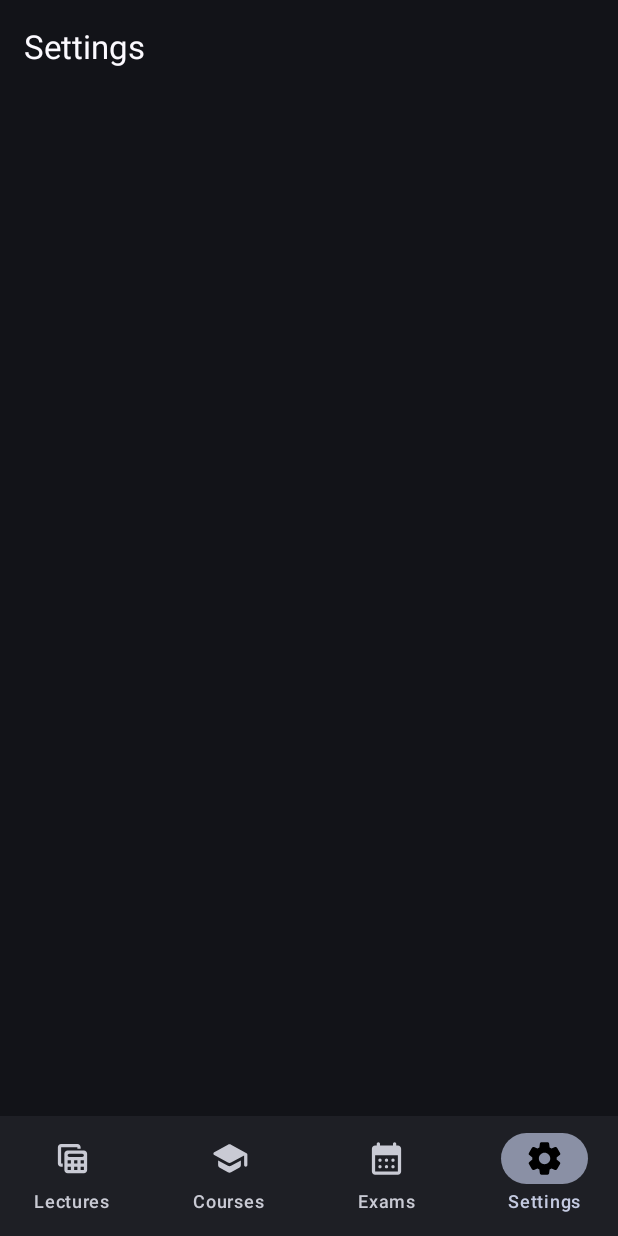
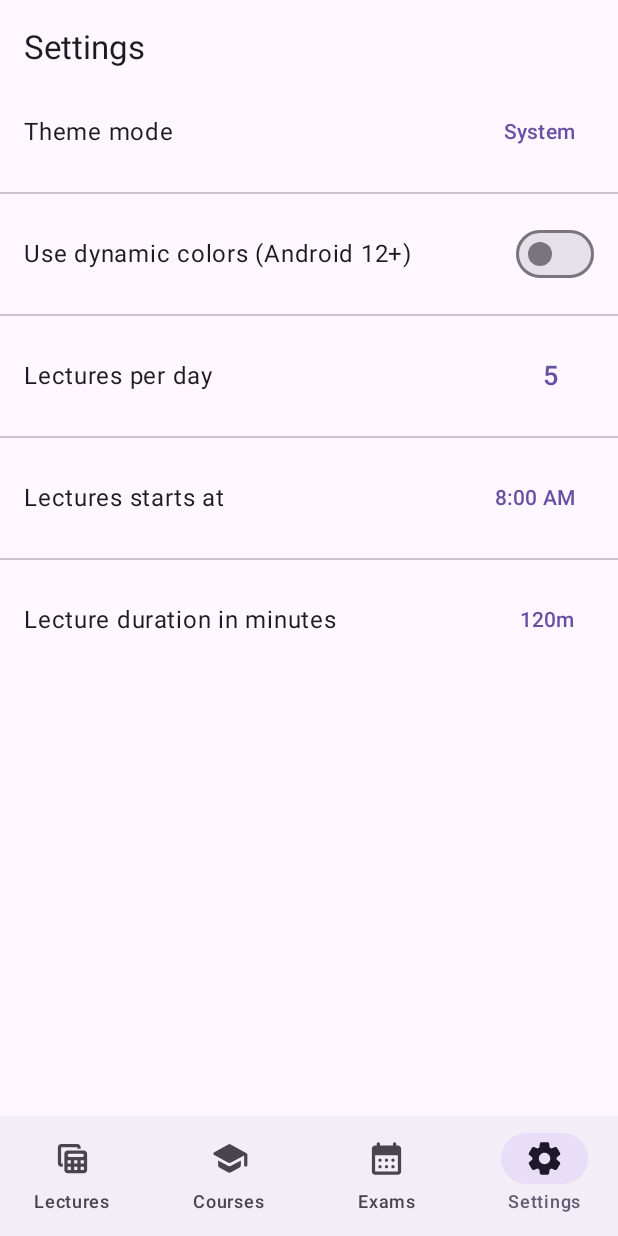
Before and after one commit to barq-al-layl/compose-schedule, an Android app built with Jetpack Compose: the screen it shows after launch (MainActivity), item 4 of the bottom bar chosen, on a phone screen of 412 x 824 dp. Run offline under Robolectric (Android 15) with nearby library versions, the phone set to English and light mode, and no system bars; our stand-ins replace Dagger/Hilt's generated code, Room's generated code.

Commit message:
Some changes.

```diff
--- a/app/build.gradle
+++ b/app/build.gradle
@@ -56,7 +56,7 @@ dependencies {
     implementation 'androidx.activity:activity-compose:1.6.1'
     implementation "androidx.compose.ui:ui:$compose_version"
     implementation "androidx.compose.ui:ui-tooling-preview:$compose_version"
-    implementation 'androidx.compose.material3:material3:1.1.0-alpha06'
+    implementation 'androidx.compose.material3:material3:1.1.0-alpha07'
     implementation 'androidx.core:core-ktx:1.9.0'
     testImplementation 'junit:junit:4.13.2'
     androidTestImplementation 'androidx.test.ext:junit:1.1.5'
@@ -82,5 +82,6 @@ dependencies {
     implementation "androidx.room:room-ktx:$room_version"
     kapt "androidx.room:room-compiler:$room_version"
 
-//    implementation "com.google.accompanist:accompanist-navigation-animation:0.29.1-alpha"
+    // datastore
+    implementation "androidx.datastore:datastore-preferences:1.0.0"
 }
--- /dev/null
+++ b/app/src/main/java/com/ba/schedule/data/database/ScheduleDataStore.kt
@@ -0,0 +1,56 @@
+package com.ba.schedule.data.database
+
+import android.content.Context
+import androidx.datastore.preferences.core.*
+import androidx.datastore.preferences.preferencesDataStore
+import dagger.hilt.android.qualifiers.ApplicationContext
+import kotlinx.coroutines.flow.map
+import javax.inject.Inject
+
+class ScheduleDataStore @Inject constructor(
+    @ApplicationContext private val context: Context,
+) {
+
+    val themeMode = context.dataStore.data.map {
+        it[THEME_MODE]
+    }
+
+    val useDynamicColors = context.dataStore.data.map {
+        it[USE_DYNAMIC_COLORS]
+    }
+
+    val totalLectures = context.dataStore.data.map {
+        it[TOTAL_LECTURES]
+    }
+
+    val startTime = context.dataStore.data.map {
+        it[START_TIME]
+    }
+
+    val lectureDuration = context.dataStore.data.map {
+        it[LECTURE_DURATION]
+    }
+
+    suspend fun setThemeMode(mode: Int) = setValue(THEME_MODE, mode)
+    suspend fun setUseDynamicColors(value: Boolean) = setValue(USE_DYNAMIC_COLORS, value)
+    suspend fun setTotalLectures(total: Int) = setValue(TOTAL_LECTURES, total)
+    suspend fun setStartTime(time: String) = setValue(START_TIME, time)
+    suspend fun setLectureDuration(minutes: Int) = setValue(LECTURE_DURATION, minutes)
+
+    private suspend fun <T> setValue(key: Preferences.Key<T>, value: T) {
+        context.dataStore.edit { preferences ->
+            preferences[key] = value
+        }
+    }
+
+    companion object {
+        private const val DataStoreName = "settings_datastore"
+        private val Context.dataStore by preferencesDataStore(name = DataStoreName)
+
+        private val THEME_MODE = intPreferencesKey("theme_mode")
+        private val USE_DYNAMIC_COLORS = booleanPreferencesKey("dynamic_colors")
+        private val TOTAL_LECTURES = intPreferencesKey("total_lectures")
+        private val LECTURE_DURATION = intPreferencesKey("lecture_duration")
+        private val START_TIME = stringPreferencesKey("start_time")
+    }
+}
--- /dev/null
+++ b/app/src/main/java/com/ba/schedule/data/repository/DefaultSettingsRepository.kt
@@ -0,0 +1,58 @@
+package com.ba.schedule.data.repository
+
+import com.ba.schedule.data.database.ScheduleDataStore
+import com.ba.schedule.domain.model.ThemeMode
+import com.ba.schedule.domain.repository.SettingsRepository
+import kotlinx.coroutines.flow.Flow
+import kotlinx.coroutines.flow.map
+import java.time.LocalTime
+import javax.inject.Inject
+import kotlin.time.Duration
+import kotlin.time.Duration.Companion.minutes
+import kotlin.time.DurationUnit
+
+class DefaultSettingsRepository @Inject constructor(
+    private val dataStore: ScheduleDataStore,
+) : SettingsRepository {
+    override fun getThemeModeStream(): Flow<ThemeMode> {
+        return dataStore.themeMode.map { ThemeMode.values()[it ?: 0] }
+    }
+
+    override suspend fun setThemeMode(mode: ThemeMode) {
+        dataStore.setThemeMode(mode.ordinal)
+    }
+
+    override fun getUseDynamicColorStream(): Flow<Boolean> {
+        return dataStore.useDynamicColors.map { it ?: false }
+    }
+
+    override suspend fun setUseDynamicColor(value: Boolean) {
+        dataStore.setUseDynamicColors(value)
+    }
+
+    override fun getTotalLecturesStream(): Flow<Int> {
+        return dataStore.totalLectures.map { it ?: 5 }
+    }
+
+    override suspend fun setTotalLectures(total: Int) {
+        dataStore.setTotalLectures(total)
+    }
+
+    override fun getLectureDurationStream(): Flow<Duration> {
+        return dataStore.lectureDuration.map { (it ?: 120).minutes }
+    }
+
+    override suspend fun setLectureDuration(duration: Duration) {
+        dataStore.setLectureDuration(duration.toInt(DurationUnit.MINUTES))
+    }
+
+    override fun getStartTimeStream(): Flow<LocalTime> {
+        return dataStore.startTime.map {
+            it?.let { LocalTime.parse(it) } ?: LocalTime.of(8, 0)
+        }
+    }
+
+    override suspend fun setStartTime(localTime: LocalTime) {
+        dataStore.setStartTime(localTime.toString())
+    }
+}
--- a/app/src/main/java/com/ba/schedule/di/ApplicationModule.kt
+++ b/app/src/main/java/com/ba/schedule/di/ApplicationModule.kt
@@ -1,13 +1,9 @@
 package com.ba.schedule.di
 
-import android.content.Context
-import androidx.room.Room
-import com.ba.schedule.data.database.ScheduleDatabase
 import com.ba.schedule.domain.model.SnackbarManager
 import dagger.Module
 import dagger.Provides
 import dagger.hilt.InstallIn
-import dagger.hilt.android.qualifiers.ApplicationContext
 import dagger.hilt.components.SingletonComponent
 import kotlinx.coroutines.Dispatchers
 import javax.inject.Singleton
@@ -21,25 +17,6 @@ object ApplicationModule {
 
     @Provides
     @Singleton
-    fun provideDatabase(@ApplicationContext context: Context): ScheduleDatabase {
-        return Room.databaseBuilder(
-            context,
-            ScheduleDatabase::class.java,
-            ScheduleDatabase.DATABASE_NAME,
-        ).build()
-    }
-
-    @Provides
-    fun provideCoursesDao(db: ScheduleDatabase) = db.coursesDao
-
-    @Provides
-    fun provideLecturesDao(db: ScheduleDatabase) = db.lecturesDao
-
-    @Provides
-    fun provideExamsDao(db: ScheduleDatabase) = db.examsDao
-
-    @Provides
-    @Singleton
     fun provideSnackbarManager() = SnackbarManager
 
 }
--- /dev/null
+++ b/app/src/main/java/com/ba/schedule/di/DatabaseModule.kt
@@ -0,0 +1,36 @@
+package com.ba.schedule.di
+
+import android.content.Context
+import androidx.room.Room
+import com.ba.schedule.data.database.ScheduleDatabase
+import dagger.Module
+import dagger.Provides
+import dagger.hilt.InstallIn
+import dagger.hilt.android.qualifiers.ApplicationContext
+import dagger.hilt.components.SingletonComponent
+import javax.inject.Singleton
+
+@Module
+@InstallIn(SingletonComponent::class)
+object DatabaseModule {
+
+    @Provides
+    @Singleton
+    fun provideDatabase(@ApplicationContext context: Context): ScheduleDatabase {
+        return Room.databaseBuilder(
+            context,
+            ScheduleDatabase::class.java,
+            ScheduleDatabase.DATABASE_NAME,
+        ).build()
+    }
+
+    @Provides
+    fun provideCoursesDao(db: ScheduleDatabase) = db.coursesDao
+
+    @Provides
+    fun provideLecturesDao(db: ScheduleDatabase) = db.lecturesDao
+
+    @Provides
+    fun provideExamsDao(db: ScheduleDatabase) = db.examsDao
+
+}
--- /dev/null
+++ b/app/src/main/java/com/ba/schedule/domain/model/ThemeMode.kt
@@ -0,0 +1,7 @@
+package com.ba.schedule.domain.model
+
+enum class ThemeMode() {
+    System,
+    Dark,
+    Light,
+}
--- /dev/null
+++ b/app/src/main/java/com/ba/schedule/domain/repository/SettingsRepository.kt
@@ -0,0 +1,19 @@
+package com.ba.schedule.domain.repository
+
+import com.ba.schedule.domain.model.ThemeMode
+import kotlinx.coroutines.flow.Flow
+import java.time.LocalTime
+import kotlin.time.Duration
+
+interface SettingsRepository {
+    fun getThemeModeStream(): Flow<ThemeMode>
+    suspend fun setThemeMode(mode: ThemeMode)
+    fun getUseDynamicColorStream(): Flow<Boolean>
+    suspend fun setUseDynamicColor(value: Boolean)
+    fun getTotalLecturesStream(): Flow<Int>
+    suspend fun setTotalLectures(total: Int)
+    fun getLectureDurationStream(): Flow<Duration>
+    suspend fun setLectureDuration(duration: Duration)
+    fun getStartTimeStream(): Flow<LocalTime>
+    suspend fun setStartTime(localTime: LocalTime)
+}
--- a/app/src/main/java/com/ba/schedule/domain/usecase/exams/FormatDateUseCase.kt
+++ b/app/src/main/java/com/ba/schedule/domain/usecase/FormatDateUseCase.kt
@@ -1,6 +1,5 @@
-package com.ba.schedule.domain.usecase.exams
+package com.ba.schedule.domain.usecase
 
-import com.ba.schedule.domain.usecase.UseCase
 import java.time.LocalDate
 import java.time.format.DateTimeFormatter
 import javax.inject.Inject
--- a/app/src/main/java/com/ba/schedule/domain/usecase/exams/FormatTimeUseCase.kt
+++ b/app/src/main/java/com/ba/schedule/domain/usecase/FormatTimeUseCase.kt
@@ -1,6 +1,5 @@
-package com.ba.schedule.domain.usecase.exams
+package com.ba.schedule.domain.usecase
 
-import com.ba.schedule.domain.usecase.UseCase
 import java.time.LocalTime
 import java.time.format.DateTimeFormatter
 import javax.inject.Inject
--- /dev/null
+++ b/app/src/main/java/com/ba/schedule/ui/component/SettingsListItem.kt
@@ -0,0 +1,25 @@
+package com.ba.schedule.ui.component
+
+import androidx.compose.foundation.layout.*
+import androidx.compose.material3.Text
+import androidx.compose.runtime.Composable
+import androidx.compose.ui.Alignment
+import androidx.compose.ui.Modifier
+import androidx.compose.ui.unit.dp
+
+@Composable
+fun SettingsListItem(
+    description: String,
+    item: @Composable RowScope.() -> Unit,
+) {
+    Row(
+        modifier = Modifier
+            .fillMaxWidth()
+            .padding(horizontal = 16.dp),
+        horizontalArrangement = Arrangement.SpaceBetween,
+        verticalAlignment = Alignment.CenterVertically,
+    ) {
+        Text(text = description)
+        item()
+    }
+}
--- a/app/src/main/java/com/ba/schedule/ui/exams/ExamsViewModel.kt
+++ b/app/src/main/java/com/ba/schedule/ui/exams/ExamsViewModel.kt
@@ -3,6 +3,10 @@ package com.ba.schedule.ui.exams
 import androidx.lifecycle.ViewModel
 import androidx.lifecycle.viewModelScope
 import com.ba.schedule.domain.model.ExamType
+import com.ba.schedule.domain.usecase.FormatDateUseCase
+import com.ba.schedule.domain.usecase.FormatDateUseCaseParameter
+import com.ba.schedule.domain.usecase.FormatTimeUseCase
+import com.ba.schedule.domain.usecase.FormatTimeUseCaseParameter
 import com.ba.schedule.domain.usecase.exams.*
 import com.ba.schedule.domain.util.data
 import dagger.hilt.android.lifecycle.HiltViewModel
--- a/app/src/main/java/com/ba/schedule/ui/settings/SettingViewModel.kt
+++ b/app/src/main/java/com/ba/schedule/ui/settings/SettingViewModel.kt
@@ -1,11 +1,65 @@
 package com.ba.schedule.ui.settings
 
+import android.annotation.SuppressLint
+import android.os.Build
 import androidx.lifecycle.ViewModel
+import androidx.lifecycle.viewModelScope
+import com.ba.schedule.domain.model.ThemeMode
+import com.ba.schedule.domain.repository.SettingsRepository
 import dagger.hilt.android.lifecycle.HiltViewModel
+import kotlinx.coroutines.flow.Flow
+import kotlinx.coroutines.flow.SharingStarted
+import kotlinx.coroutines.flow.map
+import kotlinx.coroutines.flow.stateIn
+import kotlinx.coroutines.launch
+import java.time.LocalTime
 import javax.inject.Inject
+import kotlin.time.DurationUnit
 
 @HiltViewModel
 class SettingViewModel @Inject constructor(
+    private val repository: SettingsRepository,
+) : ViewModel() {
+    @SuppressLint("ObsoleteSdkInt")
+    val supportDynamicColor = Build.VERSION.SDK_INT >= Build.VERSION_CODES.S
 
-) : ViewModel() {
+    val themeMode = repository.getThemeModeStream().toStateFlow(ThemeMode.Dark)
+    val useDynamicColors = repository.getUseDynamicColorStream()
+        .map { it && supportDynamicColor }.toStateFlow(false)
+    val totalLectures = repository.getTotalLecturesStream().toStateFlow(5)
+    val startTime = repository.getStartTimeStream().toStateFlow(LocalTime.of(8, 0))
+    val lectureDuration = repository.getLectureDurationStream().map {
+        it.toString(DurationUnit.MINUTES)
+    }.toStateFlow("120")
+
+    fun onThemeModeChanged(mode: ThemeMode) {
+        viewModelScope.launch {
+            repository.setThemeMode(mode)
+        }
+    }
+
+    fun onUseDynamicColorChanged(value: Boolean) {
+        viewModelScope.launch {
+            repository.setUseDynamicColor(value && supportDynamicColor)
+        }
+    }
+
+    fun onStartTimeChanged(hour: Int, minute: Int) {
+        viewModelScope.launch {
+            val localTime = LocalTime.of(hour, minute)
+            repository.setStartTime(localTime)
+        }
+    }
+
+    fun onLecturesPerDayChanged(value: Int) {
+        viewModelScope.launch {
+            repository.setTotalLectures(value)
+        }
+    }
+
+    private fun <T> Flow<T>.toStateFlow(initialValue: T) = stateIn(
+        scope = viewModelScope,
+        started = SharingStarted.WhileSubscribed(5000),
+        initialValue = initialValue,
+    )
 }
--- a/app/src/main/java/com/ba/schedule/ui/settings/SettingsScreen.kt
+++ b/app/src/main/java/com/ba/schedule/ui/settings/SettingsScreen.kt
@@ -1,24 +1,43 @@
 package com.ba.schedule.ui.settings
 
-import androidx.compose.foundation.layout.Arrangement
-import androidx.compose.foundation.layout.Column
-import androidx.compose.foundation.layout.fillMaxSize
-import androidx.compose.foundation.layout.padding
+import androidx.compose.foundation.layout.*
 import androidx.compose.foundation.rememberScrollState
 import androidx.compose.foundation.verticalScroll
-import androidx.compose.material3.ExperimentalMaterial3Api
-import androidx.compose.material3.Scaffold
-import androidx.compose.material3.Text
-import androidx.compose.material3.TopAppBar
-import androidx.compose.runtime.Composable
+import androidx.compose.material3.*
+import androidx.compose.runtime.*
 import androidx.compose.ui.Modifier
 import androidx.compose.ui.res.stringResource
+import androidx.compose.ui.text.font.FontWeight
 import androidx.compose.ui.unit.dp
+import androidx.compose.ui.unit.sp
+import androidx.hilt.navigation.compose.hiltViewModel
 import com.ba.schedule.R
+import com.ba.schedule.domain.model.ThemeMode
+import com.ba.schedule.ui.component.SettingsListItem
+import com.ba.schedule.ui.component.TimePickerDialog
+import java.time.format.DateTimeFormatter
+import java.time.format.FormatStyle
 
 @OptIn(ExperimentalMaterial3Api::class)
 @Composable
-fun SettingsScreen() {
+fun SettingsScreen(viewModel: SettingViewModel = hiltViewModel()) {
+    val themeMode by viewModel.themeMode.collectAsState()
+    val useDynamicColors by viewModel.useDynamicColors.collectAsState()
+    val lecturesPerDay by viewModel.totalLectures.collectAsState()
+    val lectureDuration by viewModel.lectureDuration.collectAsState()
+    val startTime by viewModel.startTime.collectAsState()
+
+    var isMenuExpanded by remember { mutableStateOf(false) }
+    var isTimePickerDialogVisible by remember { mutableStateOf(false) }
+
+    val lecturesPerDayOptions = List(6) { "${it + 1}" }
+    var isLecturesPerDayExpanded by remember { mutableStateOf(false) }
+
+    val timePickerState = rememberTimePickerState(
+        initialHour = startTime.hour,
+        initialMinute = startTime.minute,
+    )
+
     Scaffold(
         topBar = {
             TopAppBar(
@@ -30,11 +49,105 @@ fun SettingsScreen() {
             modifier = Modifier
                 .fillMaxSize()
                 .padding(innerPadding)
-                .verticalScroll(rememberScrollState())
-                .padding(horizontal = 8.dp),
-            verticalArrangement = Arrangement.spacedBy(8.dp),
+                .verticalScroll(rememberScrollState()),
+            verticalArrangement = Arrangement.spacedBy(16.dp),
         ) {
+            SettingsListItem("Theme mode") {
+                Box {
+                    TextButton(onClick = { isMenuExpanded = !isMenuExpanded }) {
+                        Text(text = themeMode.name)
+                    }
+                    DropdownMenu(
+                        expanded = isMenuExpanded,
+                        onDismissRequest = { isMenuExpanded = false },
+                    ) {
+                        ThemeMode.values().forEach {
+                            DropdownMenuItem(
+                                text = {
+                                    Text(
+                                        text = it.name
+                                    )
+                                },
+                                onClick = {
+                                    viewModel.onThemeModeChanged(it)
+                                    isMenuExpanded = false
+                                },
+                            )
+                        }
+                    }
 
+                }
+            }
+            Divider()
+            SettingsListItem("Use dynamic colors (Android 12+)") {
+                Switch(
+                    checked = useDynamicColors,
+                    onCheckedChange = viewModel::onUseDynamicColorChanged,
+                    enabled = viewModel.supportDynamicColor
+                )
+            }
+            Divider()
+            SettingsListItem("Lectures per day") {
+                Box {
+                    TextButton(onClick = { isLecturesPerDayExpanded = !isLecturesPerDayExpanded }) {
+                        Text(
+                            text = "$lecturesPerDay",
+                            fontSize = 18.sp,
+                            fontWeight = FontWeight.Medium,
+                        )
+                    }
+                    DropdownMenu(
+                        expanded = isLecturesPerDayExpanded,
+                        onDismissRequest = { isLecturesPerDayExpanded = false },
+                    ) {
+                        lecturesPerDayOptions.forEach {
+                            DropdownMenuItem(
+                                text = {
+                                    Text(
+                                        text = it,
+                                        fontSize = 18.sp,
+                                        fontWeight = FontWeight.Medium,
+                                    )
+                                },
+                                onClick = {
+                                    viewModel.onLecturesPerDayChanged(it.toInt())
+                                    isLecturesPerDayExpanded = false
+                                },
+                            )
+                        }
+                    }
+
+                }
+            }
+            Divider()
+            SettingsListItem("Lectures starts at") {
+                TextButton(onClick = { isTimePickerDialogVisible = true }) {
+                    Text(
+                        text = startTime.format(
+                            DateTimeFormatter.ofLocalizedTime(FormatStyle.SHORT),
+                        ),
+                    )
+                }
+            }
+            Divider()
+            SettingsListItem("Lecture duration in minutes") {
+                TextButton(onClick = {  }) {
+                    Text(
+                        text = lectureDuration
+                    )
+                }
+            }
         }
     }
+    TimePickerDialog(
+        visible = isTimePickerDialogVisible,
+        timePickerState = timePickerState,
+        onCancel = {
+            isTimePickerDialogVisible = false
+        },
+        onConfirm = {
+            viewModel.onStartTimeChanged(timePickerState.hour, timePickerState.minute)
+            isTimePickerDialogVisible = false
+        },
+    )
 }
--- a/app/src/main/java/com/ba/schedule/ui/theme/Theme.kt
+++ b/app/src/main/java/com/ba/schedule/ui/theme/Theme.kt
@@ -1,29 +1,37 @@
 package com.ba.schedule.ui.theme
 
-import android.annotation.SuppressLint
 import android.app.Activity
-import android.os.Build
+import androidx.compose.foundation.isSystemInDarkTheme
 import androidx.compose.material3.*
 import androidx.compose.runtime.Composable
 import androidx.compose.runtime.SideEffect
+import androidx.compose.runtime.collectAsState
+import androidx.compose.runtime.getValue
 import androidx.compose.ui.graphics.toArgb
 import androidx.compose.ui.platform.LocalContext
 import androidx.compose.ui.platform.LocalView
 import androidx.core.view.WindowCompat
+import androidx.hilt.navigation.compose.hiltViewModel
+import com.ba.schedule.domain.model.ThemeMode
 
 private val DarkColorScheme = darkColorScheme()
 
 private val LightColorScheme = lightColorScheme()
 
-@SuppressLint("ObsoleteSdkInt")
 @Composable
 fun ScheduleTheme(
-    darkTheme: Boolean = true,
-    dynamicColor: Boolean = true,
+    viewModel: ThemeViewModel = hiltViewModel(),
     content: @Composable () -> Unit,
 ) {
+    val dynamicColor by viewModel.useDynamicColors.collectAsState()
+    val themeMode by viewModel.themeMode.collectAsState()
+    val darkTheme = when(themeMode) {
+        ThemeMode.System -> isSystemInDarkTheme()
+        ThemeMode.Dark -> true
+        ThemeMode.Light -> false
+    }
     val colorScheme = when {
-        dynamicColor && Build.VERSION.SDK_INT >= Build.VERSION_CODES.S -> {
+        dynamicColor -> {
             val context = LocalContext.current
             if (darkTheme) dynamicDarkColorScheme(context) else dynamicLightColorScheme(context)
         }
--- /dev/null
+++ b/app/src/main/java/com/ba/schedule/ui/theme/ThemeViewModel.kt
@@ -0,0 +1,30 @@
+package com.ba.schedule.ui.theme
+
+import android.annotation.SuppressLint
+import android.os.Build
+import androidx.lifecycle.ViewModel
+import androidx.lifecycle.viewModelScope
+import com.ba.schedule.domain.model.ThemeMode
+import com.ba.schedule.domain.repository.SettingsRepository
+import dagger.hilt.android.lifecycle.HiltViewModel
+import kotlinx.coroutines.flow.Flow
+import kotlinx.coroutines.flow.SharingStarted
+import kotlinx.coroutines.flow.stateIn
+import javax.inject.Inject
+
+@HiltViewModel
+class ThemeViewModel @Inject constructor(
+    repository: SettingsRepository,
+) : ViewModel() {
+    @SuppressLint("ObsoleteSdkInt")
+    val supportDynamicColor = Build.VERSION.SDK_INT >= Build.VERSION_CODES.S
+
+    val themeMode = repository.getThemeModeStream().toStateFlow(ThemeMode.System)
+    val useDynamicColors = repository.getUseDynamicColorStream().toStateFlow(supportDynamicColor)
+
+    private fun <T> Flow<T>.toStateFlow(initialValue: T) = stateIn(
+        scope = viewModelScope,
+        started = SharingStarted.WhileSubscribed(5000),
+        initialValue = initialValue,
+    )
+}
```
Also changed, not shown: app/src/main/java/com/ba/schedule/di/RepositoryModule.kt (+7 -0 lines), app/src/main/java/com/ba/schedule/ui/component/TimePickerDialog.kt (added, +67 -0 lines), app/src/main/java/com/ba/schedule/ui/settings/SettingsUiState.kt (deleted, +0 -12 lines).
